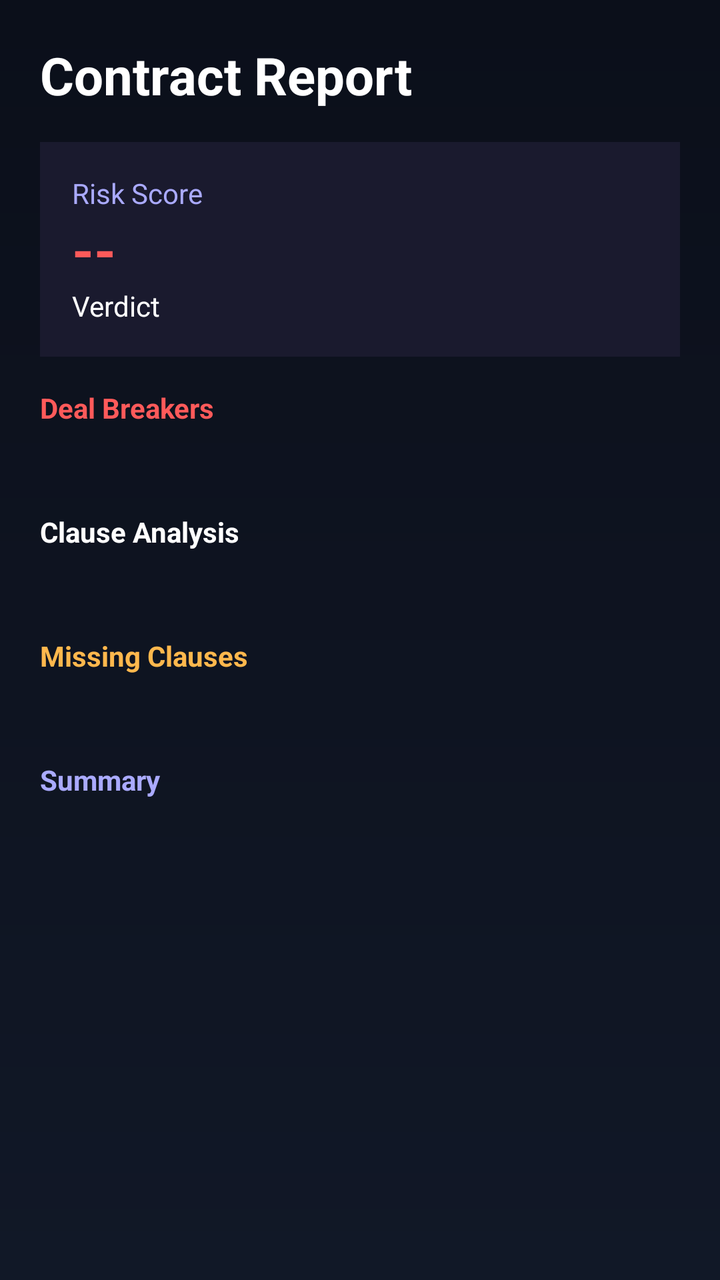
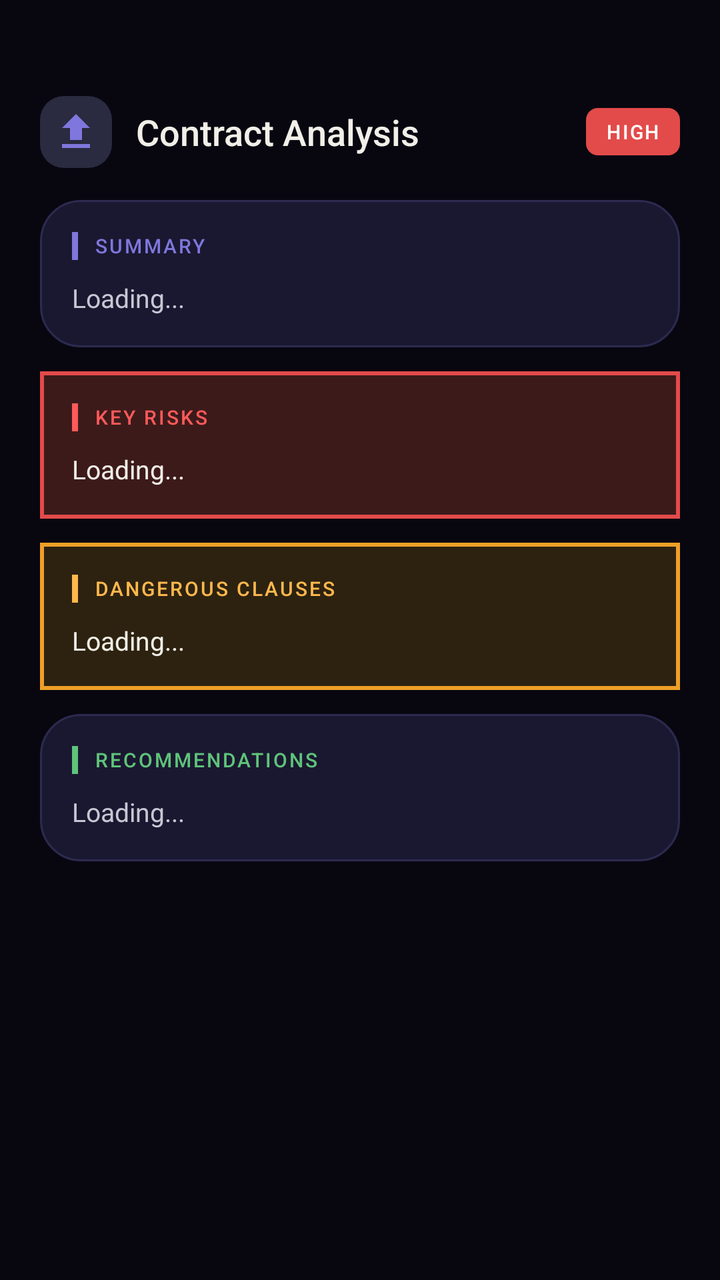

The first picture is an Android layout as it rendered before a commit; the second is the same layout after the commit. The layout source and the unified diff follow.
<!-- AndroidManifest.xml: application theme Theme.DevLens -->
<!-- res/layout/activity_result.xml -->
<ScrollView xmlns:android="http://schemas.android.com/apk/res/android"
    android:layout_width="match_parent"
    android:layout_height="match_parent"
    android:background="@drawable/bg_gradient">

    <LinearLayout
        android:layout_width="match_parent"
        android:layout_height="wrap_content"
        android:orientation="vertical"
        android:padding="20dp">

        <TextView
            android:layout_width="wrap_content"
            android:layout_height="wrap_content"
            android:text="Contract Report"
            android:textSize="26sp"
            android:textStyle="bold"
            android:textColor="#FFFFFF"
            android:layout_marginBottom="16dp"/>

        <LinearLayout
            android:layout_width="match_parent"
            android:layout_height="wrap_content"
            android:background="#1A1A2E"
            android:padding="16dp"
            android:layout_marginBottom="16dp"
            android:orientation="vertical">

            <TextView
                android:layout_width="wrap_content"
                android:layout_height="wrap_content"
                android:text="Risk Score"
                android:textColor="#AAAAFF"
                android:textSize="14sp"/>

            <TextView
                android:id="@+id/tvScore"
                android:layout_width="wrap_content"
                android:layout_height="wrap_content"
                android:text="--"
                android:textSize="28sp"
                android:textStyle="bold"
                android:textColor="#FF5A5A"/>

            <TextView
                android:id="@+id/tvVerdict"
                android:layout_width="wrap_content"
                android:layout_height="wrap_content"
                android:text="Verdict"
                android:textColor="#FFFFFF"
                android:textSize="14sp"/>
        </LinearLayout>

        <TextView
            android:layout_width="wrap_content"
            android:layout_height="wrap_content"
            android:text="Deal Breakers"
            android:textColor="#FF5A5A"
            android:textStyle="bold"
            android:layout_marginBottom="8dp"/>

        <TextView
            android:id="@+id/tvDealBreakers"
            android:layout_width="match_parent"
            android:layout_height="wrap_content"
            android:textColor="#FFFFFF"
            android:layout_marginBottom="16dp"/>

        <TextView
            android:layout_width="wrap_content"
            android:layout_height="wrap_content"
            android:text="Clause Analysis"
            android:textColor="#FFFFFF"
            android:textStyle="bold"
            android:layout_marginBottom="8dp"/>

        <TextView
            android:id="@+id/tvClauses"
            android:layout_width="match_parent"
            android:layout_height="wrap_content"
            android:textColor="#FFFFFF"
            android:layout_marginBottom="16dp"/>

        <TextView
            android:layout_width="wrap_content"
            android:layout_height="wrap_content"
            android:text="Missing Clauses"
            android:textColor="#FFB84D"
            android:textStyle="bold"
            android:layout_marginBottom="8dp"/>

        <TextView
            android:id="@+id/tvMissing"
            android:layout_width="match_parent"
            android:layout_height="wrap_content"
            android:textColor="#FFFFFF"
            android:layout_marginBottom="16dp"/>

        <TextView
            android:layout_width="wrap_content"
            android:layout_height="wrap_content"
            android:text="Summary"
            android:textColor="#AAAAFF"
            android:textStyle="bold"
            android:layout_marginBottom="8dp"/>

        <TextView
            android:id="@+id/tvSummary"
            android:layout_width="match_parent"
            android:layout_height="wrap_content"
            android:textColor="#FFFFFF"/>

    </LinearLayout>

</ScrollView>
<!-- resources referenced by this layout -->
<resources>
  <!-- drawable bg_gradient (drawable) -->
  <?xml version="1.0" encoding="utf-8"?>
  <shape xmlns:android="http://schemas.android.com/apk/res/android"
      android:shape="rectangle">
      <gradient
          android:startColor="#0B0F1A"
          android:endColor="#111827"
          android:angle="270"/>
      </shape>
  <style name="Theme.DevLens" parent="Base.Theme.DevLens" />
  <style name="Base.Theme.DevLens" parent="Theme.Material3.DayNight.NoActionBar">
          
          
      </style>
</resources>

<!-- the commit's change to res/layout/activity_result.xml (unified diff, before → after) -->
@@ -1,115 +1,233 @@
+<?xml version="1.0" encoding="utf-8"?>
 <ScrollView xmlns:android="http://schemas.android.com/apk/res/android"
+    xmlns:app="http://schemas.android.com/apk/res-auto"
     android:layout_width="match_parent"
     android:layout_height="match_parent"
-    android:background="@drawable/bg_gradient">
+    android:background="#080710">
 
     <LinearLayout
         android:layout_width="match_parent"
         android:layout_height="wrap_content"
         android:orientation="vertical"
-        android:padding="20dp">
-
-        <TextView
-            android:layout_width="wrap_content"
-            android:layout_height="wrap_content"
-            android:text="Contract Report"
-            android:textSize="26sp"
-            android:textStyle="bold"
-            android:textColor="#FFFFFF"
-            android:layout_marginBottom="16dp"/>
-
-        <LinearLayout
-            android:layout_width="match_parent"
-            android:layout_height="wrap_content"
-            android:background="#1A1A2E"
-            android:padding="16dp"
-            android:layout_marginBottom="16dp"
-            android:orientation="vertical">
-
-            <TextView
-                android:layout_width="wrap_content"
-                android:layout_height="wrap_content"
-                android:text="Risk Score"
-                android:textColor="#AAAAFF"
-                android:textSize="14sp"/>
-
-            <TextView
-                android:id="@+id/tvScore"
-                android:layout_width="wrap_content"
-                android:layout_height="wrap_content"
-                android:text="--"
-                android:textSize="28sp"
-                android:textStyle="bold"
-                android:textColor="#FF5A5A"/>
-
-            <TextView
-                android:id="@+id/tvVerdict"
-                android:layout_width="wrap_content"
-                android:layout_height="wrap_content"
-                android:text="Verdict"
+        android:paddingBottom="40dp">
+
+        <LinearLayout
+            android:layout_width="match_parent"
+            android:layout_height="wrap_content"
+            android:orientation="horizontal"
+            android:gravity="center_vertical"
+            android:paddingTop="48dp"
+            android:paddingStart="20dp"
+            android:paddingEnd="20dp"
+            android:paddingBottom="16dp">
+
+            <ImageButton
+                android:id="@+id/btnBack"
+                android:layout_width="36dp"
+                android:layout_height="36dp"
+                android:background="@drawable/bg_logo_icon"
+                android:src="@drawable/baseline_file_upload_24"
+                android:scaleX="-1"
+                android:contentDescription="Back"
+                android:tint="#7F77DD"/>
+
+            <TextView
+                android:layout_width="0dp"
+                android:layout_height="wrap_content"
+                android:layout_weight="1"
+                android:layout_marginStart="12dp"
+                android:text="Contract Analysis"
+                android:textColor="#F1EFE8"
+                android:textSize="18sp"
+                android:fontFamily="sans-serif-medium"/>
+
+            <TextView
+                android:id="@+id/tvRiskBadge"
+                android:layout_width="wrap_content"
+                android:layout_height="wrap_content"
+                android:text="HIGH"
                 android:textColor="#FFFFFF"
-                android:textSize="14sp"/>
-        </LinearLayout>
-
-        <TextView
-            android:layout_width="wrap_content"
-            android:layout_height="wrap_content"
-            android:text="Deal Breakers"
-            android:textColor="#FF5A5A"
-            android:textStyle="bold"
-            android:layout_marginBottom="8dp"/>
-
-        <TextView
-            android:id="@+id/tvDealBreakers"
-            android:layout_width="match_parent"
-            android:layout_height="wrap_content"
-            android:textColor="#FFFFFF"
-            android:layout_marginBottom="16dp"/>
-
-        <TextView
-            android:layout_width="wrap_content"
-            android:layout_height="wrap_content"
-            android:text="Clause Analysis"
-            android:textColor="#FFFFFF"
-            android:textStyle="bold"
-            android:layout_marginBottom="8dp"/>
-
-        <TextView
-            android:id="@+id/tvClauses"
-            android:layout_width="match_parent"
-            android:layout_height="wrap_content"
-            android:textColor="#FFFFFF"
-            android:layout_marginBottom="16dp"/>
-
-        <TextView
-            android:layout_width="wrap_content"
-            android:layout_height="wrap_content"
-            android:text="Missing Clauses"
-            android:textColor="#FFB84D"
-            android:textStyle="bold"
-            android:layout_marginBottom="8dp"/>
-
-        <TextView
-            android:id="@+id/tvMissing"
-            android:layout_width="match_parent"
-            android:layout_height="wrap_content"
-            android:textColor="#FFFFFF"
-            android:layout_marginBottom="16dp"/>
-
-        <TextView
-            android:layout_width="wrap_content"
-            android:layout_height="wrap_content"
-            android:text="Summary"
-            android:textColor="#AAAAFF"
-            android:textStyle="bold"
-            android:layout_marginBottom="8dp"/>
-
-        <TextView
-            android:id="@+id/tvSummary"
-            android:layout_width="match_parent"
-            android:layout_height="wrap_content"
-            android:textColor="#FFFFFF"/>
+                android:textSize="10sp"
+                android:fontFamily="sans-serif-medium"
+                android:letterSpacing="0.08"
+                android:background="@drawable/bg_badge_red"
+                android:paddingStart="10dp"
+                android:paddingEnd="10dp"
+                android:paddingTop="5dp"
+                android:paddingBottom="5dp"/>
+        </LinearLayout>
+
+        <LinearLayout
+            android:layout_width="match_parent"
+            android:layout_height="wrap_content"
+            android:orientation="vertical"
+            android:layout_marginStart="20dp"
+            android:layout_marginEnd="20dp"
+            android:layout_marginBottom="12dp"
+            android:background="@drawable/bg_pill"
+            android:padding="16dp">
+
+            <LinearLayout
+                android:layout_width="wrap_content"
+                android:layout_height="wrap_content"
+                android:orientation="horizontal"
+                android:gravity="center_vertical"
+                android:layout_marginBottom="10dp">
+
+                <View
+                    android:layout_width="3dp"
+                    android:layout_height="14dp"
+                    android:background="#7F77DD"
+                    android:layout_marginEnd="8dp"/>
+
+                <TextView
+                    android:layout_width="wrap_content"
+                    android:layout_height="wrap_content"
+                    android:text="SUMMARY"
+                    android:textColor="#7F77DD"
+                    android:textSize="10sp"
+                    android:letterSpacing="0.1"
+                    android:fontFamily="sans-serif-medium"/>
+            </LinearLayout>
+
+            <TextView
+                android:id="@+id/tvSummary"
+                android:layout_width="match_parent"
+                android:layout_height="wrap_content"
+                android:textColor="#C8C6D4"
+                android:textSize="13sp"
+                android:lineSpacingMultiplier="1.6"
+                android:text="Loading..."/>
+        </LinearLayout>
+
+        <LinearLayout
+            android:layout_width="match_parent"
+            android:layout_height="wrap_content"
+            android:orientation="vertical"
+            android:layout_marginStart="20dp"
+            android:layout_marginEnd="20dp"
+            android:layout_marginBottom="12dp"
+            android:background="@drawable/bg_clause_red"
+            android:padding="16dp">
+
+            <LinearLayout
+                android:layout_width="wrap_content"
+                android:layout_height="wrap_content"
+                android:orientation="horizontal"
+                android:gravity="center_vertical"
+                android:layout_marginBottom="10dp">
+
+                <View
+                    android:layout_width="3dp"
+                    android:layout_height="14dp"
+                    android:background="#FF5A5A"
+                    android:layout_marginEnd="8dp"/>
+
+                <TextView
+                    android:layout_width="wrap_content"
+                    android:layout_height="wrap_content"
+                    android:text="KEY RISKS"
+                    android:textColor="#FF5A5A"
+                    android:textSize="10sp"
+                    android:letterSpacing="0.1"
+                    android:fontFamily="sans-serif-medium"/>
+            </LinearLayout>
+
+            <TextView
+                android:id="@+id/tvRisks"
+                android:layout_width="match_parent"
+                android:layout_height="wrap_content"
+                android:textColor="#F1EFE8"
+                android:textSize="13sp"
+                android:lineSpacingMultiplier="1.7"
+                android:text="Loading..."/>
+        </LinearLayout>
+
+        <LinearLayout
+            android:layout_width="match_parent"
+            android:layout_height="wrap_content"
+            android:orientation="vertical"
+            android:layout_marginStart="20dp"
+            android:layout_marginEnd="20dp"
+            android:layout_marginBottom="12dp"
+            android:background="@drawable/bg_clause_amber"
+            android:padding="16dp">
+
+            <LinearLayout
+                android:layout_width="wrap_content"
+                android:layout_height="wrap_content"
+                android:orientation="horizontal"
+                android:gravity="center_vertical"
+                android:layout_marginBottom="10dp">
+
+                <View
+                    android:layout_width="3dp"
+                    android:layout_height="14dp"
+                    android:background="#FFB84D"
+                    android:layout_marginEnd="8dp"/>
+
+                <TextView
+                    android:layout_width="wrap_content"
+                    android:layout_height="wrap_content"
+                    android:text="DANGEROUS CLAUSES"
+                    android:textColor="#FFB84D"
+                    android:textSize="10sp"
+                    android:letterSpacing="0.1"
+                    android:fontFamily="sans-serif-medium"/>
+            </LinearLayout>
+
+            <TextView
+                android:id="@+id/tvClauses"
+                android:layout_width="match_parent"
+                android:layout_height="wrap_content"
+                android:textColor="#F1EFE8"
+                android:textSize="13sp"
+                android:lineSpacingMultiplier="1.7"
+                android:text="Loading..."/>
+        </LinearLayout>
+
+        <LinearLayout
+            android:layout_width="match_parent"
+            android:layout_height="wrap_content"
+            android:orientation="vertical"
+            android:layout_marginStart="20dp"
+            android:layout_marginEnd="20dp"
+            android:layout_marginBottom="24dp"
+            android:background="@drawable/bg_pill"
+            android:padding="16dp">
+
+            <LinearLayout
+                android:layout_width="wrap_content"
+                android:layout_height="wrap_content"
+                android:orientation="horizontal"
+                android:gravity="center_vertical"
+                android:layout_marginBottom="10dp">
+
+                <View
+                    android:layout_width="3dp"
+                    android:layout_height="14dp"
+                    android:background="#5FC47A"
+                    android:layout_marginEnd="8dp"/>
+
+                <TextView
+                    android:layout_width="wrap_content"
+                    android:layout_height="wrap_content"
+                    android:text="RECOMMENDATIONS"
+                    android:textColor="#5FC47A"
+                    android:textSize="10sp"
+                    android:letterSpacing="0.1"
+                    android:fontFamily="sans-serif-medium"/>
+            </LinearLayout>
+
+            <TextView
+                android:id="@+id/tvRecommendations"
+                android:layout_width="match_parent"
+                android:layout_height="wrap_content"
+                android:textColor="#C8C6D4"
+                android:textSize="13sp"
+                android:lineSpacingMultiplier="1.7"
+                android:text="Loading..."/>
+        </LinearLayout>
 
     </LinearLayout>
-
 </ScrollView>
<!-- resource entries referenced after the edit -->
@@ -1,14 +1,37 @@
 <!-- resources referenced by this layout -->
 <resources>
-  <!-- drawable bg_gradient (drawable) -->
-  <?xml version="1.0" encoding="utf-8"?>
-  <shape xmlns:android="http://schemas.android.com/apk/res/android"
-      android:shape="rectangle">
-      <gradient
-          android:startColor="#0B0F1A"
-          android:endColor="#111827"
-          android:angle="270"/>
-      </shape>
+  <!-- drawable baseline_file_upload_24 (drawable) -->
+  <vector xmlns:android="http://schemas.android.com/apk/res/android" android:height="24dp" android:tint="#000000" android:viewportHeight="24" android:viewportWidth="24" android:width="24dp">
+        
+      <path android:fillColor="@android:color/white" android:pathData="M9,16h6v-6h4l-7,-7 -7,7h4zM5,18h14v2L5,20z"/>
+      
+  </vector>
+  <!-- drawable bg_badge_red (drawable) -->
+  <shape xmlns:android="http://schemas.android.com/apk/res/android">
+      <solid android:color="#E24B4A"/>
+      <corners android:radius="6dp"/>
+  </shape>
+  <!-- drawable bg_clause_amber (drawable) -->
+  <shape xmlns:android="http://schemas.android.com/apk/res/android">
+      <solid android:color="#2D2210"/>
+      <stroke android:width="2dp" android:color="#EF9F27"/>
+  </shape>
+  <!-- drawable bg_clause_red (drawable) -->
+  <shape xmlns:android="http://schemas.android.com/apk/res/android">
+      <solid android:color="#3D1A1A"/>
+      <stroke android:width="2dp" android:color="#E24B4A"/>
+  </shape>
+  <!-- drawable bg_logo_icon (drawable) -->
+  <shape xmlns:android="http://schemas.android.com/apk/res/android">
+      <solid android:color="#2A2A40"/>
+      <corners android:radius="12dp"/>
+  </shape>
+  <!-- drawable bg_pill (drawable) -->
+  <shape xmlns:android="http://schemas.android.com/apk/res/android">
+      <solid android:color="#1A1830"/>
+      <stroke android:width="1dp" android:color="#2D2A50"/>
+      <corners android:radius="20dp"/>
+  </shape>
   <style name="Theme.DevLens" parent="Base.Theme.DevLens" />
   <style name="Base.Theme.DevLens" parent="Theme.Material3.DayNight.NoActionBar">
           
